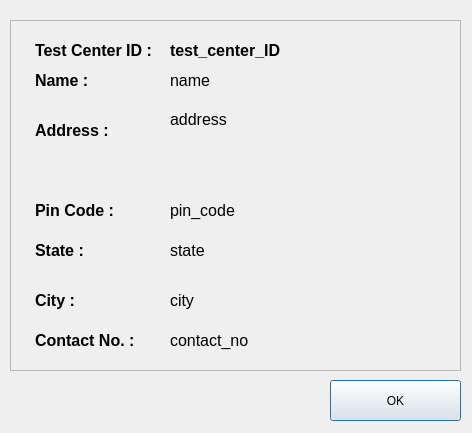
Above: Layouts/Dialogs/superadmin/Test Centers/testCenterProfile.ui from bits-magnet/MDTouchs before the change. Below: the same form after it.
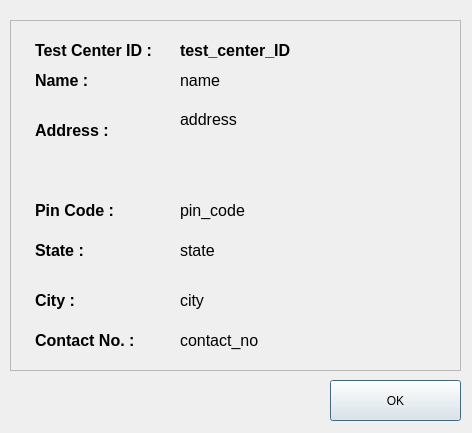
That is the form after the change.

What changed in the file:
```diff
--- a/Layouts/Dialogs/superadmin/Test Centers/testCenterProfile.ui
+++ b/Layouts/Dialogs/superadmin/Test Centers/testCenterProfile.ui
@@ -125,7 +125,7 @@
    <widget class="QLabel" name="name">
     <property name="geometry">
      <rect>
-      <x>160</x>
+      <x>170</x>
       <y>40</y>
       <width>281</width>
       <height>41</height>
@@ -141,7 +141,7 @@
    <widget class="QLabel" name="address">
     <property name="geometry">
      <rect>
-      <x>160</x>
+      <x>170</x>
       <y>90</y>
       <width>281</width>
       <height>71</height>
@@ -160,7 +160,7 @@
    <widget class="QLabel" name="pinCode">
     <property name="geometry">
      <rect>
-      <x>160</x>
+      <x>170</x>
       <y>170</y>
       <width>181</width>
       <height>41</height>
@@ -176,7 +176,7 @@
    <widget class="QLabel" name="state">
     <property name="geometry">
      <rect>
-      <x>160</x>
+      <x>170</x>
       <y>210</y>
       <width>181</width>
       <height>41</height>
@@ -192,7 +192,7 @@
    <widget class="QLabel" name="city">
     <property name="geometry">
      <rect>
-      <x>160</x>
+      <x>170</x>
       <y>260</y>
       <width>181</width>
       <height>41</height>
@@ -208,7 +208,7 @@
    <widget class="QLabel" name="contactNo">
     <property name="geometry">
      <rect>
-      <x>160</x>
+      <x>170</x>
       <y>305</y>
       <width>181</width>
       <height>31</height>
@@ -237,7 +237,7 @@
    <widget class="QLabel" name="testCenterID">
     <property name="geometry">
      <rect>
-      <x>160</x>
+      <x>170</x>
       <y>10</y>
       <width>281</width>
       <height>41</height>
```
